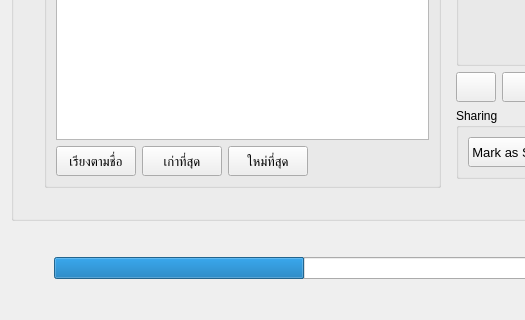
This is interface/UkoreShotPage.ui in tonmaiart/UkoreShot as Qt 5 draws it before an edit; both pictures show x 0 to 525 and y 551 to 871 of the 1139 by 871 pixel window. The edited form follows.
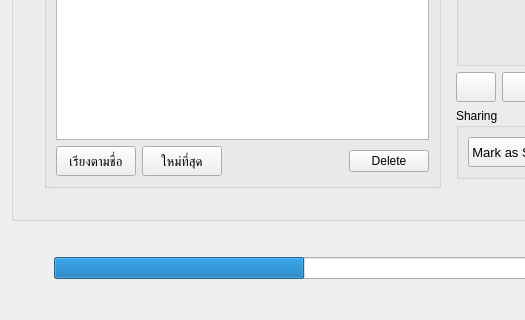
This is the edited form.

Patch:
```diff
--- a/interface/UkoreShotPage.ui
+++ b/interface/UkoreShotPage.ui
@@ -358,24 +358,6 @@
              </property>
             </widget>
            </item>
-           <item>
-            <widget class="QPushButton" name="pushButton_sort_oldest">
-             <property name="minimumSize">
-              <size>
-               <width>0</width>
-               <height>30</height>
-              </size>
-             </property>
-             <property name="font">
-              <font>
-               <pointsize>10</pointsize>
-              </font>
-             </property>
-             <property name="text">
-              <string>เก่าที่สุด</string>
-             </property>
-            </widget>
-           </item>
            <item>
             <widget class="QPushButton" name="pushButton_sort_newest">
              <property name="minimumSize">
@@ -407,6 +389,13 @@
              </property>
             </spacer>
            </item>
+           <item>
+            <widget class="QPushButton" name="pushButton_delete_playblast">
+             <property name="text">
+              <string>Delete</string>
+             </property>
+            </widget>
+           </item>
           </layout>
          </item>
          <item row="2" column="0">
```
